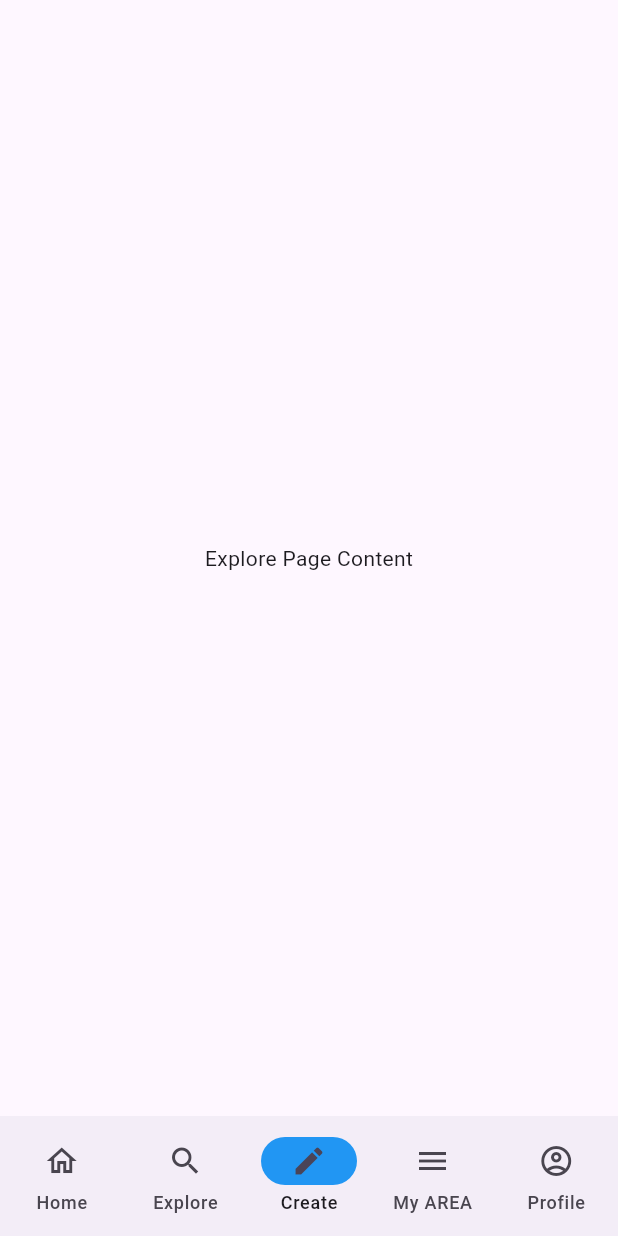
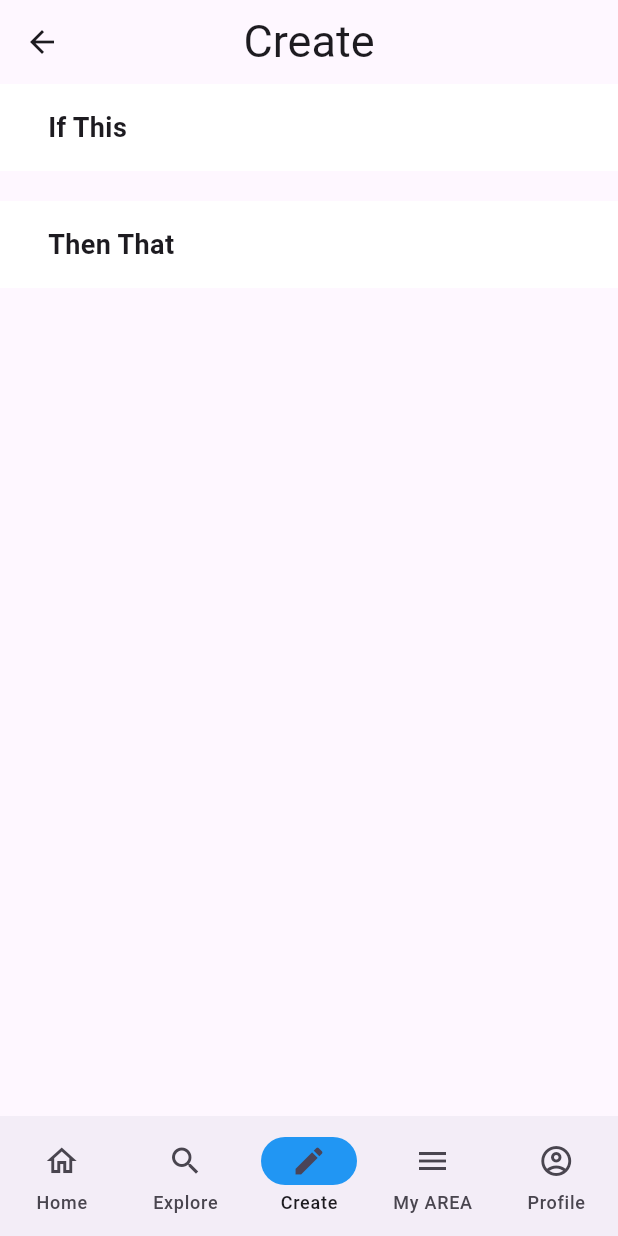
Before and after one commit to Area-dreamteam/Area, a Flutter app: the CreatePage screen opened directly, on a phone screen of 412 x 824 dp. Run offline on Flutter 3.47's test engine with Material 3 defaults, Android fonts, the phone set to English and light mode, and no system bars.

Commit message:
feat (mobile) : create page without connect backend

```diff
--- a/mobile/lib/pages/create_page.dart
+++ b/mobile/lib/pages/create_page.dart
@@ -1,23 +1,34 @@
 import 'package:flutter/material.dart';
 import '../widgets/navbar.dart';
+import '../widgets/create_card.dart';
 
-class CreatePage extends StatefulWidget {
+class CreatePage extends StatelessWidget {
   const CreatePage({super.key});
-
-  @override
-  State<CreatePage> createState() => _ExplorePageState();
-}
-
-class _ExplorePageState extends State<CreatePage> {
-  @override
-  void initState() {
-    super.initState();
-  }
 
   @override
   Widget build(BuildContext context) {
     return Scaffold(
-      body: const Center(child: Text("Explore Page Content")),
+      appBar: AppBar(
+        centerTitle: true,
+        title: Text('Create', style: TextStyle(fontSize: 30)),
+      ),
+      body: Center(
+        child: Column(
+          children: [
+            CreateCard(
+              title: 'If This',
+              onTap: () {
+              },
+            ),
+            SizedBox(height: 20),
+            CreateCard(
+              title: 'Then That',
+              onTap: () {
+              },
+            ),
+          ],
+        ),
+      ),
       bottomNavigationBar: const MyBottomNavigationBar(selectedIndex: 2),
     );
   }
--- /dev/null
+++ b/mobile/lib/widgets/create_card.dart
@@ -0,0 +1,38 @@
+// ignore_for_file: deprecated_member_use
+
+import 'package:flutter/material.dart';
+
+class CreateCard extends StatelessWidget {
+  final String title;
+  final VoidCallback onTap;
+
+  const CreateCard({
+    super.key,
+    required this.title,
+    required this.onTap,
+  });
+
+  @override
+  Widget build(BuildContext context) {
+    return InkWell(
+      onTap: onTap,
+      child: Container(
+        padding: EdgeInsets.all(16),
+        decoration: BoxDecoration(color: Colors.white),
+        child: Row(
+          children: [
+            SizedBox(width: 16),
+            Column(
+              children: [
+                Text(
+                  title,
+                  style: TextStyle(fontSize: 18, fontWeight: FontWeight.bold),
+                ),
+              ],
+            ),
+          ],
+        ),
+      ),
+    );
+  }
+}
```
